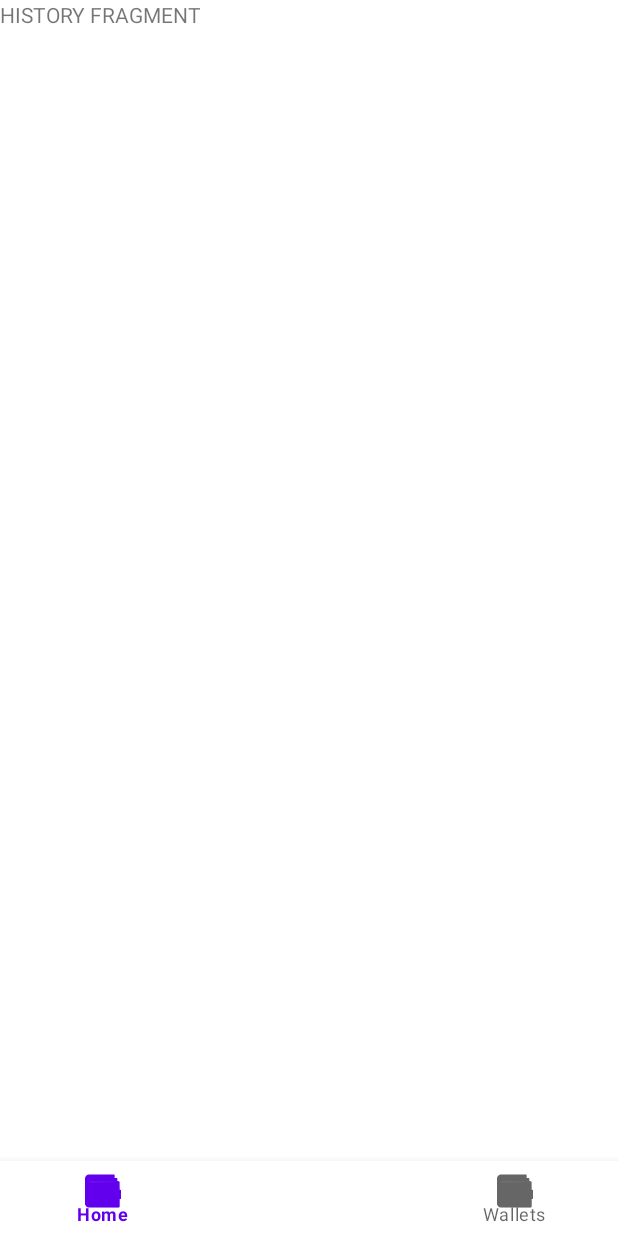
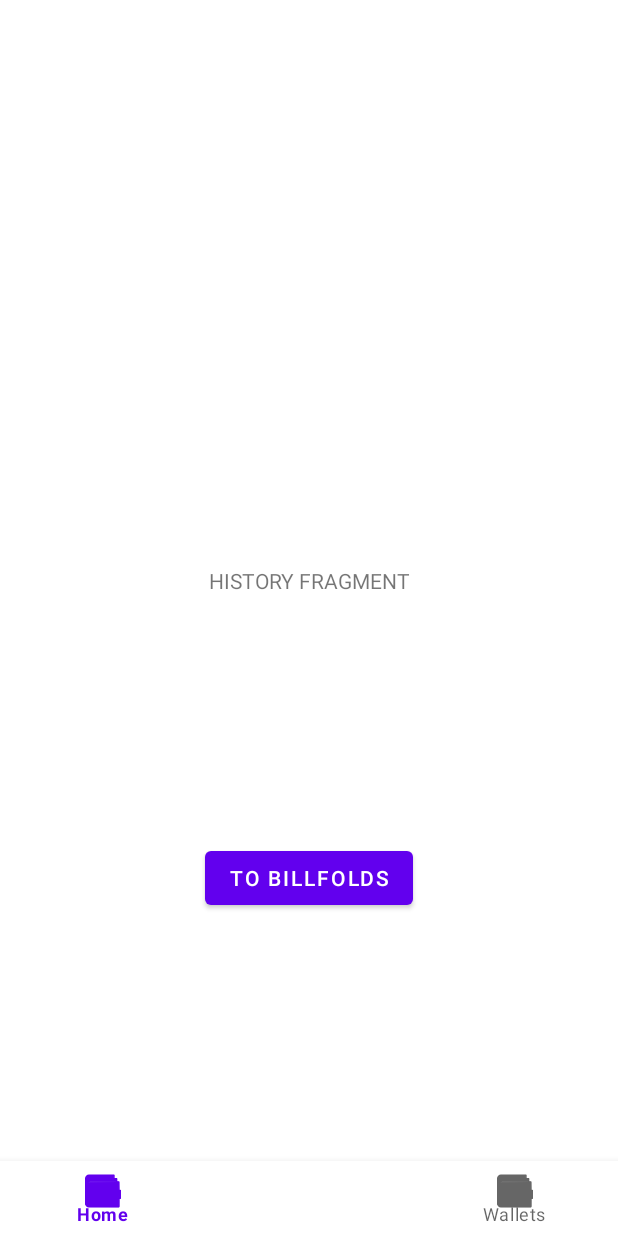
Before and after one commit to AgustinMDominguez/Android-CashTrack, an Android app: the screen it shows after launch (MainActivity), on a phone screen of 412 x 824 dp. Run offline under Robolectric (Android 15) with nearby library versions, the phone set to English and light mode, and no system bars; our stand-ins replace Timber, navigation-ui.

Commit message:
fix: Implement correctly OnCreateView of Fragments with ViewBinding
Fragmnets:
- HistoryFragment
- BillfoldsFragment

```diff
--- a/app/src/main/java/org/amdoige/cashtrack/billfolds/ui/BillfoldsFragment.kt
+++ b/app/src/main/java/org/amdoige/cashtrack/billfolds/ui/BillfoldsFragment.kt
@@ -5,11 +5,16 @@ import androidx.fragment.app.Fragment
 import android.view.LayoutInflater
 import android.view.View
 import android.view.ViewGroup
-import org.amdoige.cashtrack.R
+import org.amdoige.cashtrack.databinding.FragmentBillfoldsBinding
 
 class BillfoldsFragment : Fragment() {
+    private lateinit var binding: FragmentBillfoldsBinding
+
     override fun onCreateView(
         inflater: LayoutInflater, container: ViewGroup?,
         savedInstanceState: Bundle?
-    ): View? = inflater.inflate(R.layout.fragment_billfolds, container, false)
+    ): View {
+        binding = FragmentBillfoldsBinding.inflate(inflater, container, false)
+        return binding.root
+    }
 }
--- a/app/src/main/java/org/amdoige/cashtrack/history/ui/HistoryFragment.kt
+++ b/app/src/main/java/org/amdoige/cashtrack/history/ui/HistoryFragment.kt
@@ -5,12 +5,30 @@ import androidx.fragment.app.Fragment
 import android.view.LayoutInflater
 import android.view.View
 import android.view.ViewGroup
-import org.amdoige.cashtrack.R
+import org.amdoige.cashtrack.databinding.FragmentHistoryBinding
 import timber.log.Timber
 
 class HistoryFragment : Fragment() {
+    private lateinit var binding: FragmentHistoryBinding
+
     override fun onCreateView(
         inflater: LayoutInflater, container: ViewGroup?,
         savedInstanceState: Bundle?
-    ): View? = inflater.inflate(R.layout.fragment_history, container, false)
+    ): View {
+        binding = FragmentHistoryBinding.inflate(inflater, container, false)
+        return binding.root
+    }
+
+    override fun onViewCreated(view: View, savedInstanceState: Bundle?) {
+        super.onViewCreated(view, savedInstanceState)
+        setListeners()
+    }
+
+    private fun setListeners() {
+        binding.toBillfoldsButton.setOnClickListener {
+            Timber.i("TBR: Navigating to Billfolds!")
+//            val action = HistoryFragmentDirections.actionNavigationHomeToNavigationBillfolds()
+//            findNavController().navigate(action)
+        }
+    }
 }
--- a/app/src/main/res/layout/fragment_history.xml
+++ b/app/src/main/res/layout/fragment_history.xml
@@ -1,13 +1,32 @@
 <?xml version="1.0" encoding="utf-8"?>
-<FrameLayout xmlns:android="http://schemas.android.com/apk/res/android"
+<androidx.constraintlayout.widget.ConstraintLayout xmlns:android="http://schemas.android.com/apk/res/android"
+    xmlns:app="http://schemas.android.com/apk/res-auto"
     xmlns:tools="http://schemas.android.com/tools"
     android:layout_width="match_parent"
     android:layout_height="match_parent"
     tools:context=".history.ui.HistoryFragment">
 
     <TextView
-        android:layout_width="match_parent"
-        android:layout_height="match_parent"
-        android:text="HISTORY FRAGMENT" />
+        android:id="@+id/textView"
+        android:layout_width="wrap_content"
+        android:layout_height="wrap_content"
+        android:text="HISTORY FRAGMENT"
+        app:layout_constraintBottom_toBottomOf="parent"
+        app:layout_constraintEnd_toEndOf="parent"
+        app:layout_constraintHorizontal_bias="0.5"
+        app:layout_constraintStart_toStartOf="parent"
+        app:layout_constraintTop_toTopOf="parent" />
 
-</FrameLayout>
+    <Button
+        android:id="@+id/to_billfolds_button"
+        android:layout_width="wrap_content"
+        android:layout_height="wrap_content"
+        android:text="TO BILLFOLDS"
+        app:layout_constraintBottom_toBottomOf="parent"
+        app:layout_constraintEnd_toEndOf="parent"
+        app:layout_constraintHorizontal_bias="0.5"
+        app:layout_constraintStart_toStartOf="parent"
+        app:layout_constraintTop_toBottomOf="@+id/textView"
+        app:layout_constraintVertical_bias="0.5" />
+
+</androidx.constraintlayout.widget.ConstraintLayout>
```
